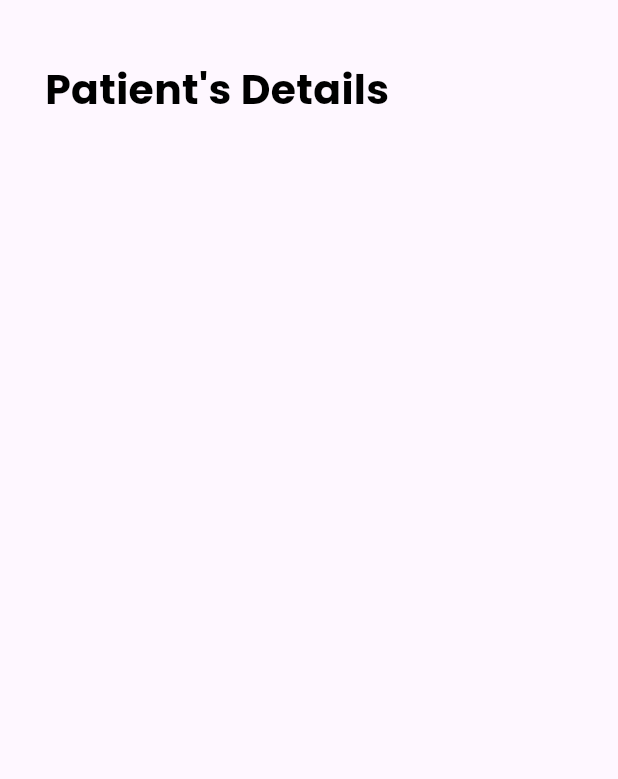
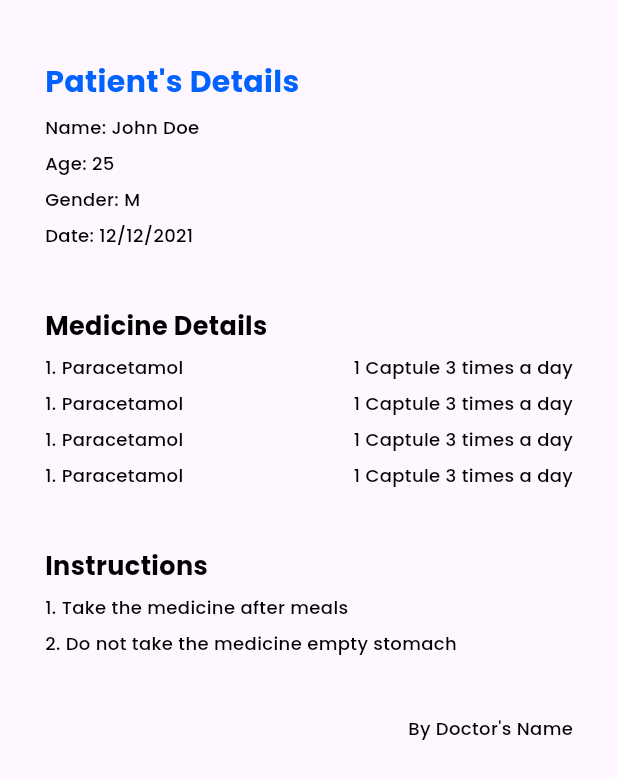
Before and after one commit to neo-0007/HackXetra_init_5, a Flutter app: the PrescriptionPage screen opened by its route, on a phone screen of 412 x 824 dp. Shown: the top 779 px of the screen. Run offline on Flutter 3.47's test engine with Material 3 defaults, Android fonts, the phone set to English and light mode, and no system bars; our stand-ins replace go_router, google_fonts.

Commit message:
feat: complete prescription ui

```diff
--- a/frontend_mobile/lib/features/healthrecords/view/screens/prescription_page.dart
+++ b/frontend_mobile/lib/features/healthrecords/view/screens/prescription_page.dart
@@ -1,21 +1,101 @@
 import 'package:flutter/material.dart';
-import 'package:google_fonts/google_fonts.dart';
+import 'package:frontend_mobile/features/healthrecords/view/widgets/big_text.dart';
+import 'package:frontend_mobile/features/healthrecords/view/widgets/small_text.dart';
 
 class PrescriptionPage extends StatelessWidget {
   const PrescriptionPage({super.key});
 
   @override
   Widget build(BuildContext context) {
-    return Scaffold(
+    return const Scaffold(
       body: Padding(
-        padding: const EdgeInsets.symmetric(horizontal: 30, vertical: 40),
+        padding: EdgeInsets.symmetric(horizontal: 30, vertical: 40),
         child: Column(
+          mainAxisAlignment: MainAxisAlignment.start,
+          crossAxisAlignment: CrossAxisAlignment.start,
           children: [
-            Text('Patient\'s Details',style: GoogleFonts.poppins(
-              fontSize: 27.25,
-              fontWeight: FontWeight.bold,
-              color: Colors.black
-            ),),
+            BigText(text: 'Patient\'s Details',color: Color.fromARGB(255, 0, 98, 255),fontSize: 20,),
+            SizedBox(
+              height: 7,
+            ),
+            SmallText(text: 'Name: John Doe'),
+            SizedBox(
+              height: 7,
+            ),
+            SmallText(text: 'Age: 25'),
+            SizedBox(
+              height: 7,
+            ),
+            SmallText(text: 'Gender: M'),
+            SizedBox(
+              height: 7,
+            ),
+            SmallText(text: 'Date: 12/12/2021'),
+            SizedBox(
+              height: 40,
+            ),
+            BigText(text: 'Medicine Details'),
+            SizedBox(
+              height: 7,
+            ),
+            Row(
+              mainAxisAlignment: MainAxisAlignment.spaceBetween,
+              children: [
+                SmallText(text: '1. Paracetamol'),
+                SmallText(text: '1 Captule 3 times a day'),
+              ],
+            ),
+                        SizedBox(
+              height: 7,
+            ),
+            Row(
+              mainAxisAlignment: MainAxisAlignment.spaceBetween,
+              children: [
+                SmallText(text: '1. Paracetamol'),
+                SmallText(text: '1 Captule 3 times a day'),
+              ],
+            ),
+                        SizedBox(
+              height: 7,
+            ),
+            Row(
+              mainAxisAlignment: MainAxisAlignment.spaceBetween,
+              children: [
+                SmallText(text: '1. Paracetamol'),
+                SmallText(text: '1 Captule 3 times a day'),
+              ],
+            ),
+                        SizedBox(
+              height: 7,
+            ),
+            Row(
+              mainAxisAlignment: MainAxisAlignment.spaceBetween,
+              children: [
+                SmallText(text: '1. Paracetamol'),
+                SmallText(text: '1 Captule 3 times a day'),
+              ],
+            ),
+            SizedBox(
+              height: 40,
+            ),
+            BigText(text: 'Instructions'),
+            SizedBox(
+              height: 7,
+            ),
+            SmallText(text: '1. Take the medicine after meals'),
+            SizedBox(
+              height: 7,
+            ),
+            SmallText(text: '2. Do not take the medicine empty stomach'),
+            SizedBox(
+              height: 40,
+            ),
+            Row(
+              mainAxisAlignment: MainAxisAlignment.end,
+              children: [
+                SmallText(text: 'By Doctor\'s Name'),
+              ],
+            )
           ],
         ),
       ),
--- /dev/null
+++ b/frontend_mobile/lib/features/healthrecords/view/widgets/big_text.dart
@@ -0,0 +1,19 @@
+import 'package:flutter/material.dart';
+import 'package:google_fonts/google_fonts.dart';
+
+class BigText extends StatelessWidget {
+  const BigText({super.key, required this.text, this.color=Colors.black, this.fontSize=17});
+
+  final String text;
+  final Color color;
+  final double fontSize;
+
+  @override
+  Widget build(BuildContext context) {
+    return Text(
+      text,
+      style: GoogleFonts.poppins(
+          fontSize: fontSize, fontWeight: FontWeight.bold, color: color),
+    );
+  }
+}
--- /dev/null
+++ b/frontend_mobile/lib/features/healthrecords/view/widgets/small_text.dart
@@ -0,0 +1,17 @@
+import 'package:flutter/material.dart';
+import 'package:google_fonts/google_fonts.dart';
+
+class SmallText extends StatelessWidget {
+  const SmallText({super.key, required this.text});
+
+  final String text;
+
+  @override
+  Widget build(BuildContext context) {
+    return Text(
+      text,
+      style: GoogleFonts.poppins(
+          fontSize: 12, fontWeight: FontWeight.w500, color: Colors.black),
+    );
+  }
+}
```
